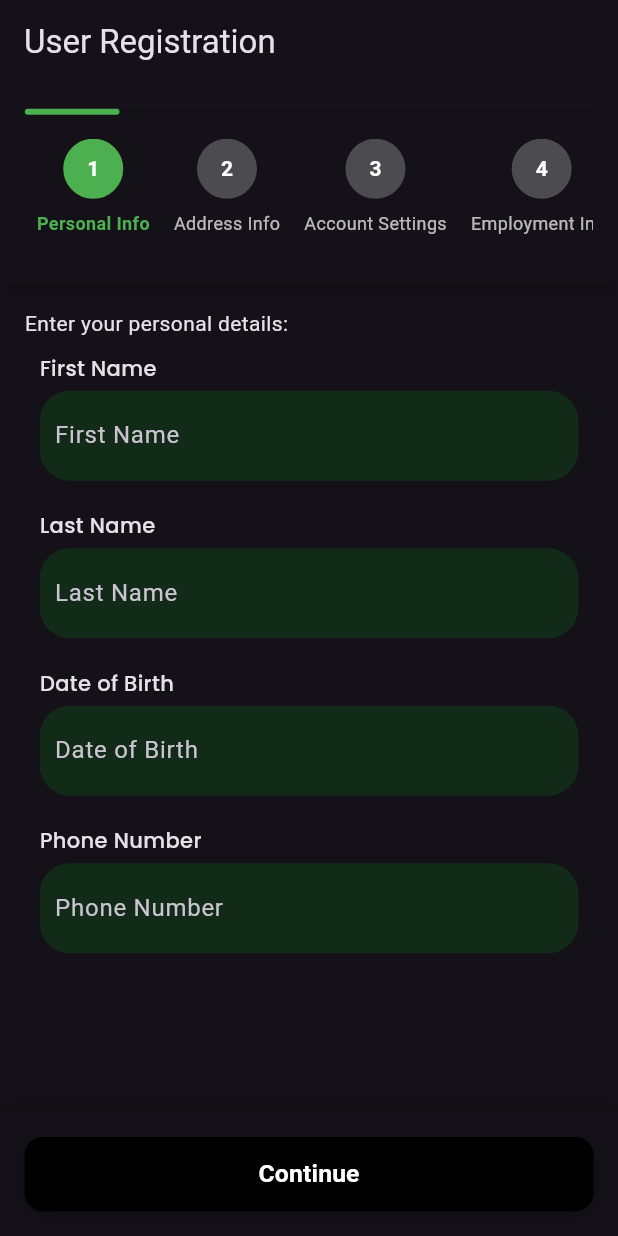
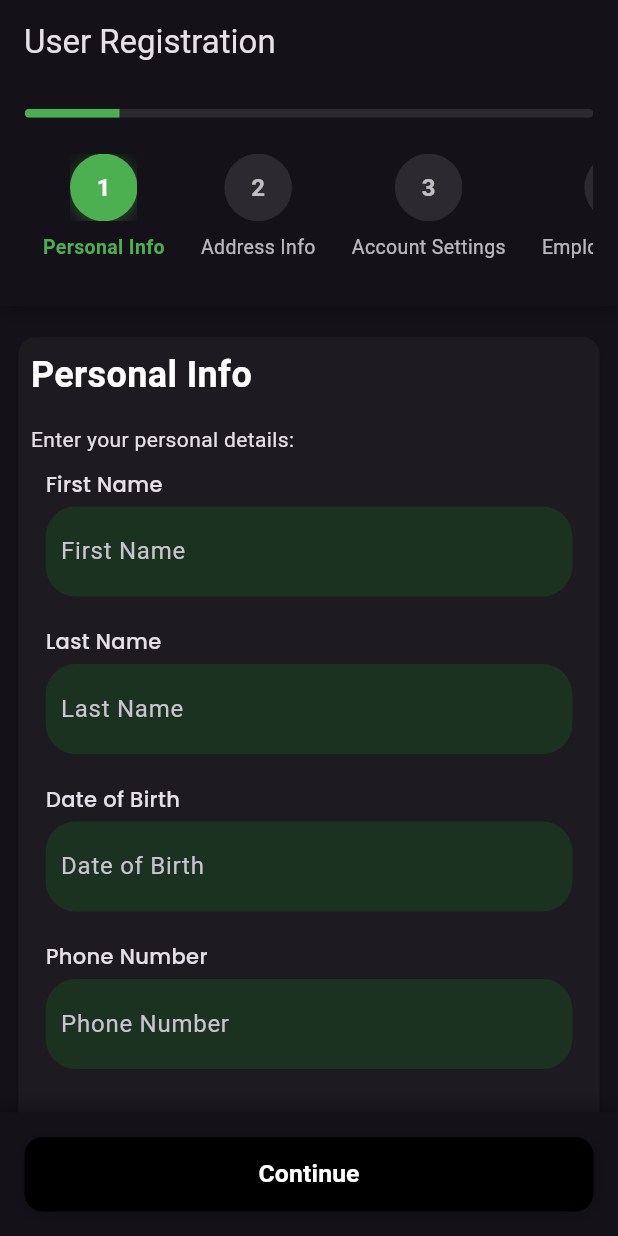
Before and after one commit to amlsampath/flutter_easy_multi_step_form, a Flutter app: the screen it shows after launch, on a phone screen of 412 x 824 dp. Run offline on Flutter 3.47's test engine with Material 3 defaults, Android fonts, the phone set to English and light mode, and no system bars; our stand-ins replace google_fonts.

Commit message:
feat: UI improvement

```diff
--- a/lib/src/multi_step_form_widget.dart
+++ b/lib/src/multi_step_form_widget.dart
@@ -114,52 +114,78 @@ class _MultiStepFormWidgetState extends State<MultiStepFormWidget>
     bool isPast = _currentStep > index;
     bool isDark = Theme.of(context).brightness == Brightness.dark;
 
-    Color defaultTextColor = isDark ? Colors.white70 : Colors.black87;
-    Color activeTextColor = widget.stepIndicatorActiveColor;
-
     return Container(
-      margin: const EdgeInsets.symmetric(horizontal: 8),
+      margin: const EdgeInsets.symmetric(horizontal: 12),
       child: Column(
+        children: [
+          Stack(
+            alignment: Alignment.center,
             children: [
               AnimatedContainer(
                 duration: const Duration(milliseconds: 200),
-            width: 40,
-            height: 40,
+                width: 45,
+                height: 45,
                 decoration: BoxDecoration(
                   shape: BoxShape.circle,
-              color: isPast
-                  ? widget.stepIndicatorActiveColor
-                  : isActive
+                  color: isPast || isActive
                       ? widget.stepIndicatorActiveColor
                       : isDark
-                          ? Colors.white24
-                          : widget.stepIndicatorDefaultColor,
-              border: Border.all(
-                color: isActive
-                    ? widget.stepIndicatorActiveColor
-                    : Colors.transparent,
-                width: 2,
-              ),
+                          ? Colors.white10
+                          : Colors.grey[200],
+                  boxShadow: isPast || isActive
+                      ? [
+                          BoxShadow(
+                            color: widget.stepIndicatorActiveColor
+                                .withOpacity(0.4),
+                            blurRadius: 8,
+                            offset: const Offset(0, 2),
+                          )
+                        ]
+                      : null,
                 ),
                 child: Center(
                   child: isPast
-                  ? Icon(Icons.check, color: Colors.white, size: 20)
+                      ? Icon(Icons.check, color: Colors.white, size: 22)
                       : Text(
                           '${index + 1}',
                           style: TextStyle(
-                        color: Colors.white,
+                            color: isActive
+                                ? Colors.white
+                                : isDark
+                                    ? Colors.white70
+                                    : Colors.grey[600],
+                            fontSize: 16,
                             fontWeight: FontWeight.bold,
                           ),
                         ),
                 ),
               ),
+              if (index < widget.steps.length - 1)
+                Positioned(
+                  right: -25,
+                  child: Container(
+                    width: 25,
+                    height: 2,
+                    color: isPast
+                        ? widget.stepIndicatorActiveColor
+                        : isDark
+                            ? Colors.white10
+                            : Colors.grey[300],
+                  ),
+                ),
+            ],
+          ),
           const SizedBox(height: 8),
           Text(
             title,
             style: TextStyle(
-              fontSize: 12,
+              fontSize: 13,
               fontWeight: isActive ? FontWeight.bold : FontWeight.normal,
-              color: isActive ? activeTextColor : defaultTextColor,
+              color: isActive
+                  ? widget.stepIndicatorActiveColor
+                  : isDark
+                      ? Colors.white70
+                      : Colors.grey[600],
             ),
           ),
         ],
@@ -184,8 +210,9 @@ class _MultiStepFormWidgetState extends State<MultiStepFormWidget>
                   color: Theme.of(context).scaffoldBackgroundColor,
                   boxShadow: [
                     BoxShadow(
-                      color:
-                          isDark ? Colors.black26 : Colors.black.withAlpha(13),
+                      color: isDark
+                          ? Colors.black38
+                          : Colors.black.withOpacity(0.05),
                       blurRadius: 10,
                       offset: const Offset(0, 2),
                     ),
@@ -193,18 +220,21 @@ class _MultiStepFormWidgetState extends State<MultiStepFormWidget>
                 ),
                 child: Column(
                   children: [
-                    LinearProgressIndicator(
+                    ClipRRect(
+                      borderRadius: BorderRadius.circular(4),
+                      child: LinearProgressIndicator(
                         value: (_currentStep + 1) / widget.steps.length,
-                      backgroundColor:
-                          widget.stepIndicatorDefaultColor.withAlpha(26),
+                        backgroundColor: isDark
+                            ? Colors.white10
+                            : widget.stepIndicatorDefaultColor.withAlpha(15),
                         valueColor: AlwaysStoppedAnimation(
                             widget.stepIndicatorActiveColor),
-                      minHeight: 4,
-                      borderRadius: BorderRadius.circular(2),
+                        minHeight: 6,
                       ),
-                    const SizedBox(height: FormTheme.spacing),
+                    ),
+                    const SizedBox(height: FormTheme.spacing * 1.5),
                     SizedBox(
-                      height: 80,
+                      height: 85,
                       child: ListView.builder(
                         scrollDirection: Axis.horizontal,
                         itemCount: widget.steps.length,
@@ -222,13 +252,36 @@ class _MultiStepFormWidgetState extends State<MultiStepFormWidget>
                 child: FadeTransition(
                   opacity: _fadeAnimation,
                   child: SingleChildScrollView(
-                    padding: EdgeInsets.all(size.width * 0.04),
+                    padding: EdgeInsets.only(
+                        top: size.width * 0.04,
+                        left: size.width * 0.02,
+                        right: size.width * 0.02),
+                    child: Card(
+                      elevation: isDark ? 2 : 1,
+                      shadowColor:
+                          isDark ? Colors.black : Colors.black.withOpacity(0.2),
+                      shape: RoundedRectangleBorder(
+                        borderRadius: BorderRadius.circular(12),
+                      ),
+                      child: Padding(
+                        padding: EdgeInsets.all(size.width * 0.02),
                         child: Column(
                           crossAxisAlignment: CrossAxisAlignment.start,
                           children: [
+                            Text(
+                              widget.steps[_currentStep].title,
+                              style: TextStyle(
+                                fontSize: 24,
+                                fontWeight: FontWeight.bold,
+                                color: isDark ? Colors.white : Colors.black87,
+                              ),
+                            ),
+                            const SizedBox(height: FormTheme.spacing * 1),
                             ...widget.steps[_currentStep].fields,
                             SizedBox(height: size.height * 0.1),
                           ],
+                        ),
+                      ),
                     ),
                   ),
                 ),
@@ -241,7 +294,8 @@ class _MultiStepFormWidgetState extends State<MultiStepFormWidget>
               color: Theme.of(context).scaffoldBackgroundColor,
               boxShadow: [
                 BoxShadow(
-                  color: isDark ? Colors.black26 : Colors.black.withAlpha(13),
+                  color:
+                      isDark ? Colors.black38 : Colors.black.withOpacity(0.05),
                   blurRadius: 10,
                   offset: const Offset(0, -2),
                 ),
@@ -285,6 +339,9 @@ class _MultiStepFormWidgetState extends State<MultiStepFormWidget>
                     foregroundColor: _currentStep == widget.steps.length - 1
                         ? widget.submitButtonTextColor
                         : widget.nextButtonTextColor,
+                    backgroundColor: _currentStep == widget.steps.length - 1
+                        ? widget.stepIndicatorActiveColor
+                        : widget.nextButtonColor,
                     text: _currentStep == widget.steps.length - 1
                         ? 'Submit'
                         : 'Continue',
```
Lines whose indentation alone changed are shown as unchanged.
